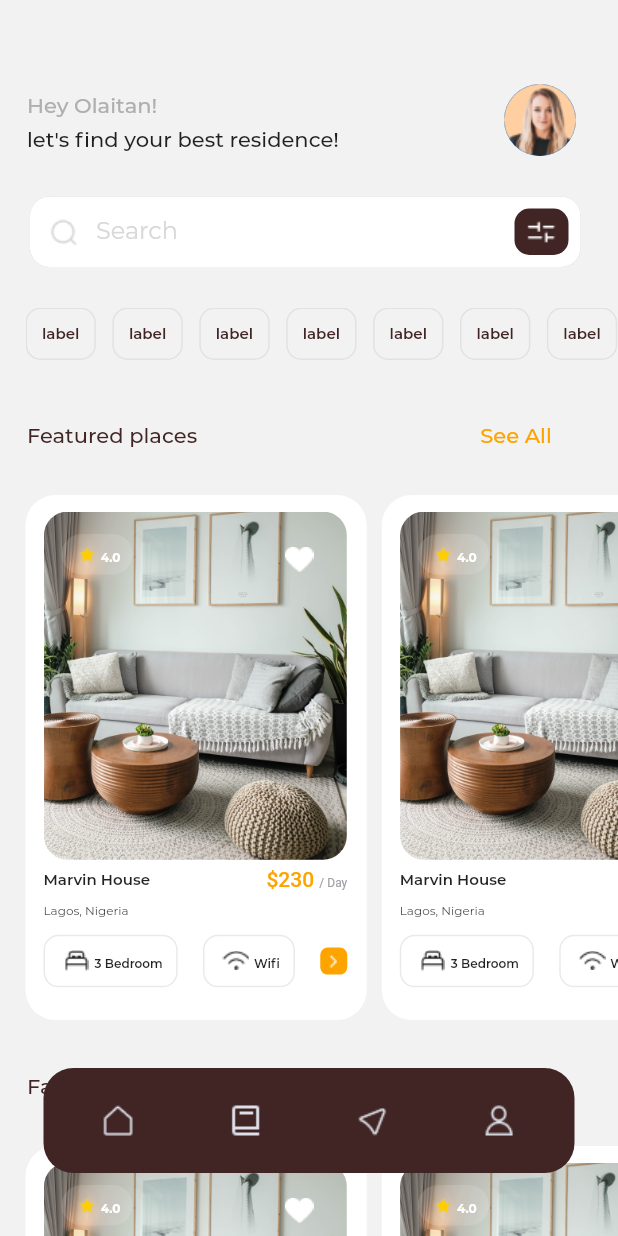
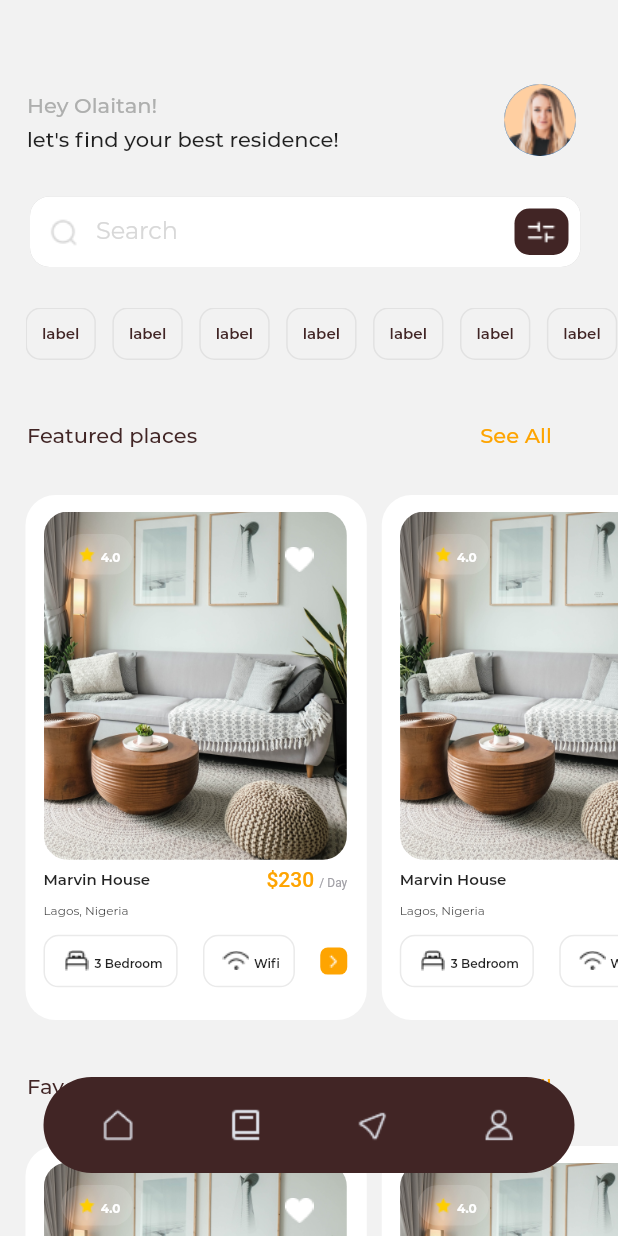
Before and after one commit to onumengine/encostay, a Flutter app: the HomeScreen screen opened directly, on a phone screen of 412 x 824 dp. Run offline on Flutter 3.47's test engine with Material 2 defaults, Android fonts, the light colour scheme and no system bars; drawn by our look-alikes of floating_bottom_navigation_bar; our stand-ins replace introduction_screen, otp_text_field; project files that could hold a hidden picture were left out.

Commit message:
increase the border radius of the floating navbar and reduce its vertical padding

```diff
--- a/lib/ui/screens/home_screen.dart
+++ b/lib/ui/screens/home_screen.dart
@@ -187,10 +187,10 @@ class _HomeScreenState extends State<HomeScreen> {
         ),
       ),
       bottomNavigationBar: FloatingNavbar(
-        borderRadius: 20,
+        borderRadius: 70,
         margin:
             EdgeInsets.symmetric(horizontal: 29) + EdgeInsets.only(bottom: 42),
-        padding: EdgeInsets.symmetric(vertical: 19),
+        padding: EdgeInsets.symmetric(vertical: 16),
         backgroundColor: brandBrown,
         selectedBackgroundColor: brandBrown,
         selectedItemColor: brandWhite,
```
